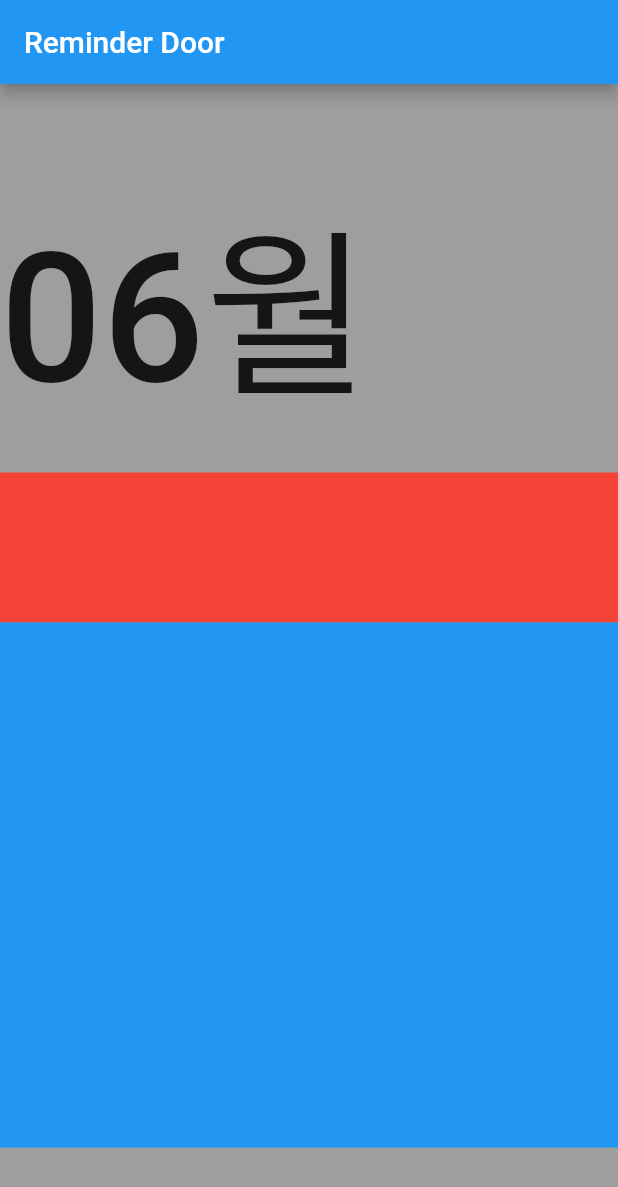
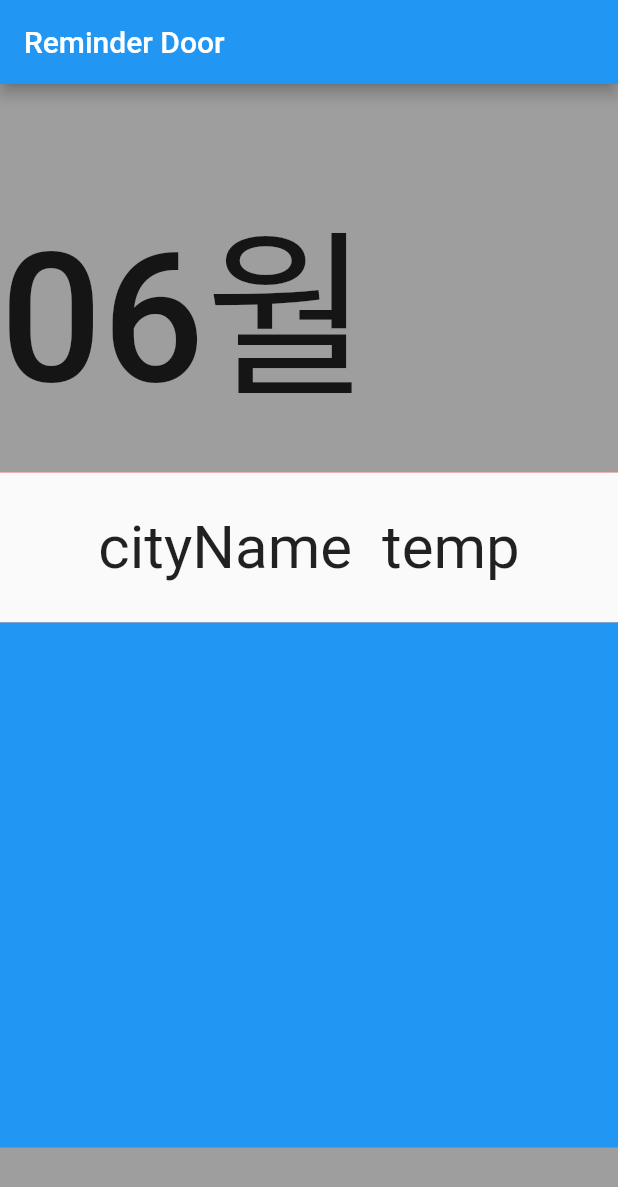
Before and after one commit to yumdari/Home_AIoT_System, a Flutter app: the screen it shows after launch, on a phone screen of 412 x 824 dp. Shown: the top 1187 px of the screen. Run offline on Flutter 3.47's test engine with Material 2 defaults, Android fonts, the phone set to English and light mode, and no system bars; our stand-ins replace date_format, geolocator, timer_builder; network calls fail.

Commit message:
클래스 분리 및 날씨 레이아웃 설정

```diff
--- /dev/null
+++ b/Tablet/lib/weather.dart
@@ -0,0 +1,98 @@
+import 'package:flutter/material.dart';
+
+import 'package:geolocator/geolocator.dart';
+import 'package:http/http.dart' as http;
+import 'dart:convert';
+
+const apikey = '78875fa7b0b0cad43ec365684ab3eb1b';
+
+class Weather extends StatefulWidget {
+  const Weather({Key? key}) : super(key: key);
+
+  @override
+  State<Weather> createState() => _WeatherState();
+}
+
+class _WeatherState extends State<Weather> {
+
+  double latitude2 = 0;
+  double longitude2 = 0;
+
+  String cityName = "";
+  double temp = 0.0;
+
+  @override
+  void initState(){
+    super.initState();
+    getLocation();
+    fetchData();
+  }
+
+  /* 위치 조회 */
+  void getLocation() async{
+    // LocationPermission permission;
+    //permission = await Geolocator.requestPermission();
+    try {
+      Position position = await Geolocator.getCurrentPosition(
+          desiredAccuracy: LocationAccuracy.high);
+      latitude2 = position.latitude;
+      longitude2 = position.longitude;
+      //print(position);
+      print(latitude2);
+      print(longitude2);
+    }catch(e) {
+      print('Error : Internet connection problem');
+    }
+  }
+
+  /* JSON 데이터 수신 및 파싱 */
+  void fetchData() async {
+    String urlStr = 'https://api.openweathermap.org/data/2.5/weather?lat=$latitude2&lon=$longitude2'
+        '&exclude=current&appid=$apikey';
+    http.Response response = await http.get(
+        Uri.parse(urlStr));
+
+    if (response.statusCode == 200) { /* Connected successfully */
+      print(response.body);
+      String jsonData = response.body;
+      //var myJson = jsonDecode(jsonData)['weather'][0]['description'];
+
+      temp = jsonDecode(jsonData)['main']['temp']; // 어떤 타입 변수가 리턴될 지 몰라 var타입 선언
+      cityName = jsonDecode(jsonData)['name'];
+      print(temp);
+      print(cityName);
+
+    }
+    else{
+      print(response.statusCode);
+    }
+  }
+
+  @override
+  Widget build(BuildContext context) {
+    return Scaffold(
+      body: Center(
+        child: Row(
+          mainAxisAlignment: MainAxisAlignment.center,
+          children: [
+            Text(
+              'cityName',
+              style: TextStyle(
+                fontSize: 40.0
+              ),
+            ),
+            SizedBox(
+              width: 20.0,
+            ),
+            Text(
+              'temp',
+              style: TextStyle(
+                fontSize: 40.0
+              ),
+            )
+          ],
+        ),
+      ),
+    );
+  }
+}
```
Also changed, not shown: Tablet/lib/main.dart (+3 -89 lines).
